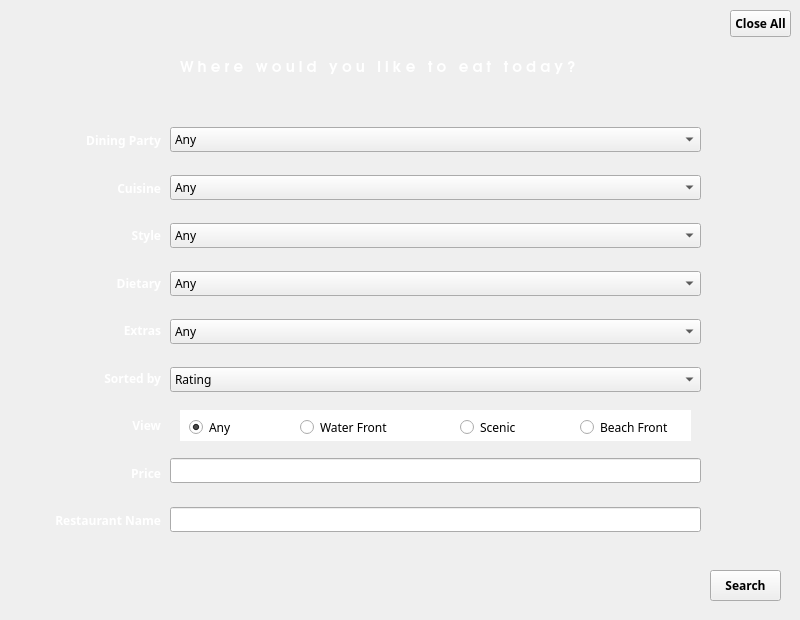
This is gui/Search.ui in SENGStringray/Fine-food-finder as Qt 5 draws it before an edit. The edited form follows.
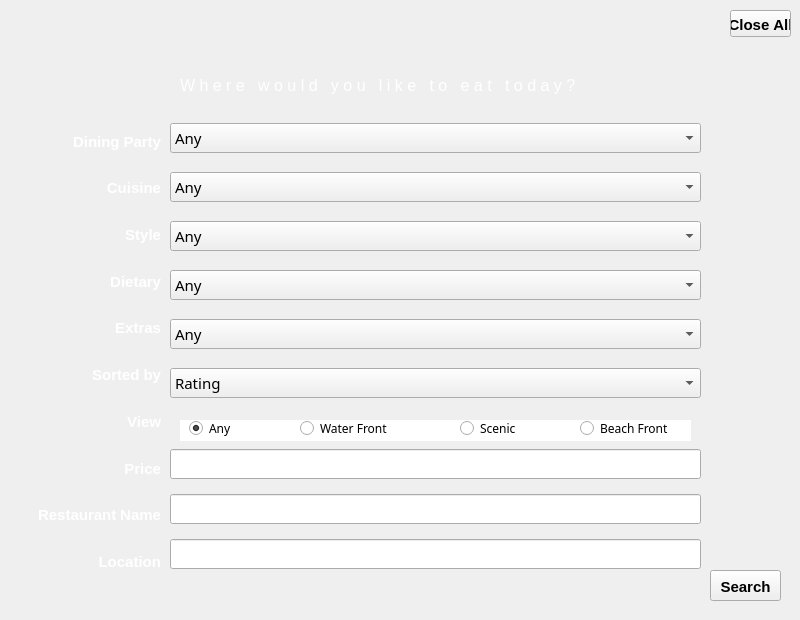
This is the edited form. Icons and pictures are not drawn.

```diff
--- a/gui/Search.ui
+++ b/gui/Search.ui
@@ -27,7 +27,8 @@
   </property>
   <property name="font">
    <font>
-    <family>Sawasdee</family>
+    <family>MS Shell Dlg 2</family>
+    <pointsize>11</pointsize>
    </font>
   </property>
   <property name="windowTitle">
@@ -70,17 +71,14 @@
    <property name="geometry">
     <rect>
      <x>180</x>
-     <y>30</y>
-     <width>431</width>
+     <y>50</y>
+     <width>541</width>
      <height>71</height>
     </rect>
    </property>
    <property name="font">
     <font>
-     <family>URW Gothic L</family>
-     <pointsize>11</pointsize>
-     <weight>75</weight>
-     <bold>true</bold>
+     <pointsize>12</pointsize>
     </font>
    </property>
    <property name="autoFillBackground">
@@ -99,7 +97,7 @@
      <x>10</x>
      <y>120</y>
      <width>151</width>
-     <height>421</height>
+     <height>461</height>
     </rect>
    </property>
    <property name="font">
@@ -113,12 +111,7 @@
     <item>
      <widget class="QLabel" name="label_2">
       <property name="font">
-       <font>
-        <family>URW Gothic L</family>
-        <pointsize>9</pointsize>
-        <weight>75</weight>
-        <bold>true</bold>
-       </font>
+       <font/>
       </property>
       <property name="styleSheet">
        <string notr="true">color:white;text-transform:uppercase;</string>
@@ -134,12 +127,7 @@
     <item>
      <widget class="QLabel" name="label_5">
       <property name="font">
-       <font>
-        <family>URW Gothic L</family>
-        <pointsize>9</pointsize>
-        <weight>75</weight>
-        <bold>true</bold>
-       </font>
+       <font/>
       </property>
       <property name="styleSheet">
        <string notr="true">color:white;text-transform:uppercase;</string>
@@ -155,12 +143,7 @@
     <item>
      <widget class="QLabel" name="S">
       <property name="font">
-       <font>
-        <family>URW Gothic L</family>
-        <pointsize>9</pointsize>
-        <weight>75</weight>
-        <bold>true</bold>
-       </font>
+       <font/>
       </property>
       <property name="styleSheet">
        <string notr="true">color:white;text-transform:uppercase;</string>
@@ -176,12 +159,7 @@
     <item>
      <widget class="QLabel" name="label_6">
       <property name="font">
-       <font>
-        <family>URW Gothic L</family>
-        <pointsize>9</pointsize>
-        <weight>75</weight>
-        <bold>true</bold>
-       </font>
+       <font/>
       </property>
       <property name="styleSheet">
        <string notr="true">color:white;text-transform:uppercase;</string>
@@ -197,12 +175,7 @@
     <item>
      <widget class="QLabel" name="label_7">
       <property name="font">
-       <font>
-        <family>URW Gothic L</family>
-        <pointsize>9</pointsize>
-        <weight>75</weight>
-        <bold>true</bold>
-       </font>
+       <font/>
       </property>
       <property name="styleSheet">
        <string notr="true">color:white;text-transform:uppercase;</string>
@@ -218,12 +191,7 @@
     <item>
      <widget class="QLabel" name="label_9">
       <property name="font">
-       <font>
-        <family>URW Gothic L</family>
-        <pointsize>9</pointsize>
-        <weight>75</weight>
-        <bold>true</bold>
-       </font>
+       <font/>
       </property>
       <property name="styleSheet">
        <string notr="true">color:white;text-transform:uppercase;</string>
@@ -239,12 +207,7 @@
     <item>
      <widget class="QLabel" name="label_8">
       <property name="font">
-       <font>
-        <family>URW Gothic L</family>
-        <pointsize>9</pointsize>
-        <weight>75</weight>
-        <bold>true</bold>
-       </font>
+       <font/>
       </property>
       <property name="styleSheet">
        <string notr="true">color:white;text-transform:uppercase;</string>
@@ -260,12 +223,7 @@
     <item>
      <widget class="QLabel" name="label">
       <property name="font">
-       <font>
-        <family>URW Gothic L</family>
-        <pointsize>9</pointsize>
-        <weight>75</weight>
-        <bold>true</bold>
-       </font>
+       <font/>
       </property>
       <property name="styleSheet">
        <string notr="true">color:white;text-transform:uppercase;</string>
@@ -281,12 +239,7 @@
     <item>
      <widget class="QLabel" name="label_4">
       <property name="font">
-       <font>
-        <family>URW Gothic L</family>
-        <pointsize>9</pointsize>
-        <weight>75</weight>
-        <bold>true</bold>
-       </font>
+       <font/>
       </property>
       <property name="styleSheet">
        <string notr="true">color:white;text-transform:uppercase;</string>
@@ -299,6 +252,22 @@
       </property>
      </widget>
     </item>
+    <item>
+     <widget class="QLabel" name="label_10">
+      <property name="font">
+       <font/>
+      </property>
+      <property name="styleSheet">
+       <string notr="true">color:white;text-transform:uppercase;</string>
+      </property>
+      <property name="text">
+       <string>Location</string>
+      </property>
+      <property name="alignment">
+       <set>Qt::AlignRight|Qt::AlignTrailing|Qt::AlignVCenter</set>
+      </property>
+     </widget>
+    </item>
    </layout>
   </widget>
   <widget class="QWidget" name="layoutWidget">
@@ -673,7 +642,7 @@
      <x>170</x>
      <y>440</y>
      <width>531</width>
-     <height>111</height>
+     <height>141</height>
     </rect>
    </property>
    <layout class="QVBoxLayout" name="verticalLayout_3">
@@ -717,15 +686,32 @@
       </property>
      </widget>
     </item>
+    <item>
+     <widget class="QLineEdit" name="bar_Location">
+      <property name="font">
+       <font>
+        <family>Noto Serif Armenian</family>
+        <weight>75</weight>
+        <bold>true</bold>
+       </font>
+      </property>
+      <property name="styleSheet">
+       <string notr="true"/>
+      </property>
+      <property name="alignment">
+       <set>Qt::AlignCenter</set>
+      </property>
+     </widget>
+    </item>
    </layout>
   </widget>
   <widget class="QWidget" name="view" native="true">
    <property name="geometry">
     <rect>
      <x>180</x>
-     <y>410</y>
+     <y>420</y>
      <width>511</width>
-     <height>31</height>
+     <height>21</height>
     </rect>
    </property>
    <property name="font">
@@ -742,7 +728,7 @@
     <property name="geometry">
      <rect>
       <x>9</x>
-      <y>9</y>
+      <y>0</y>
       <width>119</width>
       <height>16</height>
      </rect>
@@ -771,7 +757,7 @@
     <property name="geometry">
      <rect>
       <x>120</x>
-      <y>9</y>
+      <y>0</y>
       <width>119</width>
       <height>16</height>
      </rect>
@@ -794,7 +780,7 @@
     <property name="geometry">
      <rect>
       <x>280</x>
-      <y>9</y>
+      <y>0</y>
       <width>118</width>
       <height>16</height>
      </rect>
@@ -817,7 +803,7 @@
     <property name="geometry">
      <rect>
       <x>400</x>
-      <y>9</y>
+      <y>0</y>
       <width>119</width>
       <height>16</height>
      </rect>
```
